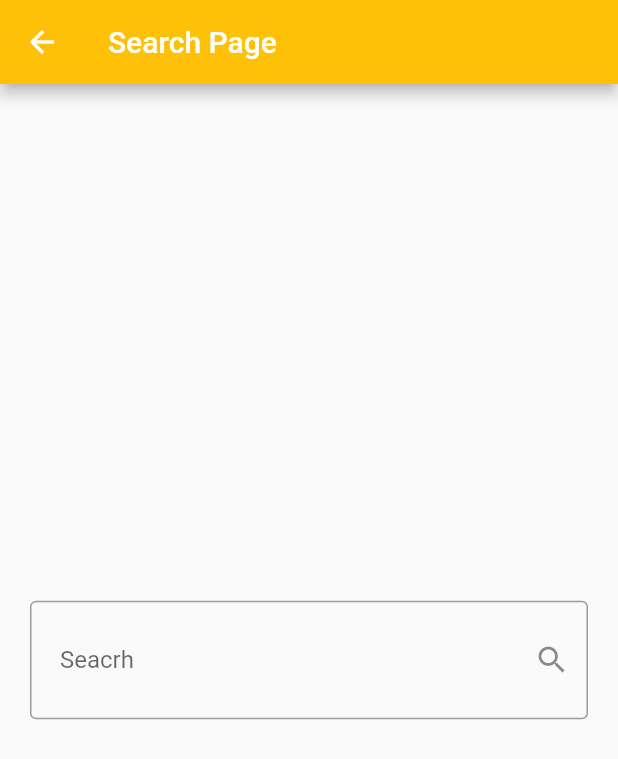
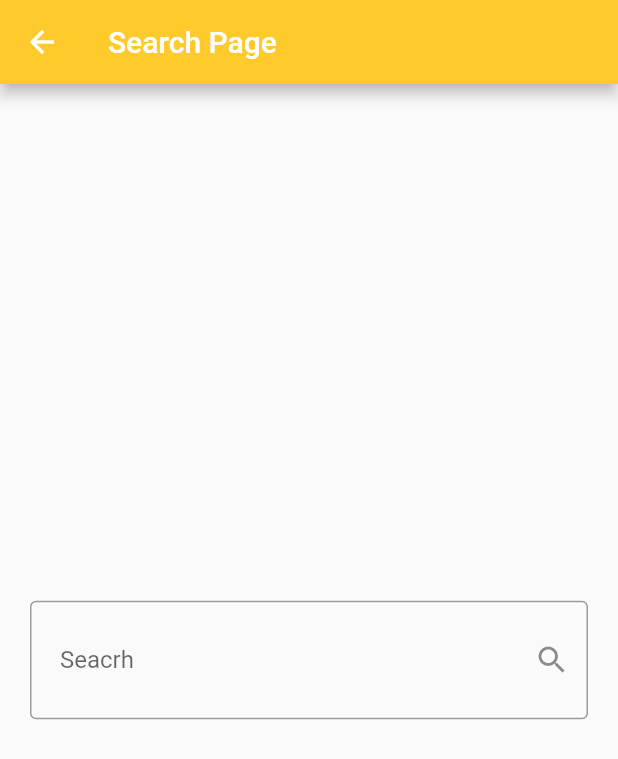
Before and after one commit to YoussefAshraf22/weather_app--Flutter, a Flutter app: the screen it shows after launch, after a tap on the "search" icon, on a phone screen of 412 x 824 dp. Shown: the top 759 px of the screen. Run offline on Flutter 3.47's test engine with Material 2 defaults, Android fonts, the phone set to English and light mode, and no system bars.

Commit message:
new Commit

```diff
--- a/lib/main.dart
+++ b/lib/main.dart
@@ -1,8 +1,12 @@
 import 'package:flutter/material.dart';
+import 'package:provider/provider.dart';
 import 'package:weather_app/pages/home_page.dart';
+import 'package:weather_app/providers/weather_provider.dart';
 
 void main() {
-  runApp(WeatherApp());
+  runApp(ChangeNotifierProvider(
+      create: (BuildContext context) => WeatherProvider(),
+      child: const WeatherApp()));
 }
 
 class WeatherApp extends StatelessWidget {
@@ -10,10 +14,16 @@ class WeatherApp extends StatelessWidget {
 
   @override
   Widget build(BuildContext context) {
+    var weatherColor = Provider.of<WeatherProvider>(context).weatherData;
+
     return MaterialApp(
         debugShowCheckedModeBanner: false,
         title: 'Weather App',
-        home: SafeArea(
+        theme: ThemeData(
+            primarySwatch: weatherColor == null
+                ? Colors.blue
+                : weatherColor.gitTeamColor()),
+        home: const SafeArea(
           child: HomePage(),
         ));
   }
--- a/lib/pages/home_page.dart
+++ b/lib/pages/home_page.dart
@@ -1,14 +1,20 @@
 import 'package:flutter/material.dart';
-import 'package:weather_app/pages/search_page.dart';
+import 'package:provider/provider.dart';
+import 'package:weather_app/models/weather_model.dart';
+import 'package:weather_app/pages/search_details.dart';
+
+import '../providers/weather_provider.dart';
+import 'search_page.dart';
 
 class HomePage extends StatelessWidget {
   const HomePage({Key? key}) : super(key: key);
 
   @override
   Widget build(BuildContext context) {
+    WeatherModel? weatherData = Provider.of<WeatherProvider>(context, listen: true).weatherData;
     return Scaffold(
         appBar: AppBar(
-        title: Text('Weather App'),
+          title: const Text('Weather App'),
           actions: [
             IconButton(
                 onPressed: () {
@@ -18,10 +24,10 @@ class HomePage extends StatelessWidget {
                         builder: (context) => SearchPage(),
                       ));
                 },
-              icon: Icon(Icons.search))
+                icon: const Icon(Icons.search))
           ],
         ),
-      body: Center(
+        body: weatherData == null ? const Center(
                 child: Column(
                   mainAxisSize: MainAxisSize.min,
                   children: [
@@ -42,7 +48,8 @@ class HomePage extends StatelessWidget {
                     )
                   ],
                 ),
-      ),
+              )
+            : const SearchDetails()
             );
   }
 }
--- a/lib/pages/search_page.dart
+++ b/lib/pages/search_page.dart
@@ -1,34 +1,64 @@
 import 'package:flutter/material.dart';
+import 'package:provider/provider.dart';
+import 'package:weather_app/providers/weather_provider.dart';
 import 'package:weather_app/services/weather_service.dart';
+
+import '../models/weather_model.dart';
 
 // ignore: must_be_immutable
 class SearchPage extends StatelessWidget {
   SearchPage({Key? key}) : super(key: key);
+
   String? cityName;
   @override
   Widget build(BuildContext context) {
+    Provider.of<WeatherProvider>(context, listen: true).weatherData;
+
     return Scaffold(
       appBar: AppBar(
-          title: const Text('Search Page'), backgroundColor: Colors.amber),
+          title: const Text('Search Page'), backgroundColor: const Color.fromARGB(255, 255, 202, 43)),
       body: Center(
         child: Padding(
-          padding: EdgeInsets.symmetric(horizontal: 20, vertical: 15),
+          padding: const EdgeInsets.symmetric(horizontal: 20, vertical: 15),
           child: TextField(
             decoration: InputDecoration(
-                border: OutlineInputBorder(),
+                border: const OutlineInputBorder(),
                 hintText: 'Enter City Name',
-                label: Text(
+                label:const Text(
                   'Seacrh',
                   style: TextStyle(fontWeight: FontWeight.w400),
                 ),
                 contentPadding:
-                    EdgeInsets.symmetric(horizontal: 20, vertical: 30),
-                suffixIcon: Icon(Icons.search)),
-            onSubmitted: (data) {
+                   const EdgeInsets.symmetric(horizontal: 20, vertical: 30),
+                suffixIcon: IconButton(
+                  icon:const Icon(Icons.search),
+                  onPressed: () async {
+                    WeatherService service = WeatherService();
+                    WeatherModel? weather =
+                        await service.getWeather(cityName: cityName!);
+                    //provider of weather model
+                    Provider.of<WeatherProvider>(context, listen: false)
+                        .weatherData = weather;
+                    Provider.of<WeatherProvider>(context, listen: false)
+                        .cityName = cityName;
+                    Navigator.pop(context);
+
+                  },
+                )),
+            onChanged: (data) {
+              cityName = data;
+            },
+            onSubmitted: (data) async {
               cityName = data;
 
-              WeatherService weather = WeatherService();
-              weather.getWeather(cityName: cityName!);
+              WeatherService service = WeatherService();
+              WeatherModel? weather =
+                  await service.getWeather(cityName: cityName!);
+              //provider of weather model
+              Provider.of<WeatherProvider>(context, listen: false).weatherData =
+                  weather;
+              Provider.of<WeatherProvider>(context, listen: false).cityName = cityName;
+              Navigator.pop(context);
             },
           ),
         ),
--- /dev/null
+++ b/lib/providers/weather_provider.dart
@@ -0,0 +1,14 @@
+import 'package:flutter/material.dart';
+
+import '../models/weather_model.dart';
+
+class WeatherProvider extends ChangeNotifier {
+  WeatherModel? _weatherData;
+  String? cityName;
+  set weatherData(WeatherModel? weather) {
+    _weatherData = weather;
+    notifyListeners();
+  }
+
+  WeatherModel? get weatherData => _weatherData;
+}
--- a/lib/services/weather_service.dart
+++ b/lib/services/weather_service.dart
@@ -5,9 +5,10 @@ import 'package:weather_app/models/weather_model.dart';
 //Sperate the logic from the maim code
 class WeatherService {
   String baseUrl = 'http://api.weatherapi.com/v1';
-  String apiKey = 'd7d336d7d785480fa6d234139230508';
-
-  Future<WeatherModel> getWeather({required String cityName}) async {
+  String apiKey = '74ee67e4d69b43fab05223552231208';
+  WeatherModel? weather;
+  Future<WeatherModel?> getWeather({required String cityName}) async {
+    try {
       Uri url =
           Uri.parse('$baseUrl/forecast.json?key=$apiKey&q=$cityName&days=7');
       // ignore: unused_local_variable
@@ -15,8 +16,9 @@ class WeatherService {
       Map<String, dynamic> data = jsonDecode(response.body);
 
       //obj for weather model variables
-    WeatherModel weather = WeatherModel.fromJson(data);
-
+       weather = WeatherModel.fromJson(data);
+    // ignore: empty_catches
+    } catch (e) {}
     return weather;
   }
 }
--- a/pubspec.yaml
+++ b/pubspec.yaml
@@ -35,6 +35,7 @@ dependencies:
   # Use with the CupertinoIcons class for iOS style icons.
   cupertino_icons: ^1.0.2
   http: ^1.1.0
+  provider: ^6.0.5
 
 dev_dependencies:
   flutter_test:
```
Also changed, not shown: lib/models/weather_model.dart (+28 -6 lines), lib/pages/search_details.dart (added, +91 -0 lines), pubspec.lock, weather app.PNG (added), 1 other file. Lines whose indentation alone changed are shown as unchanged.
